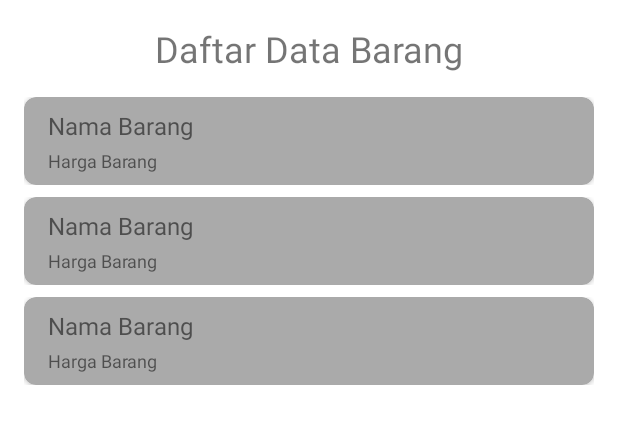
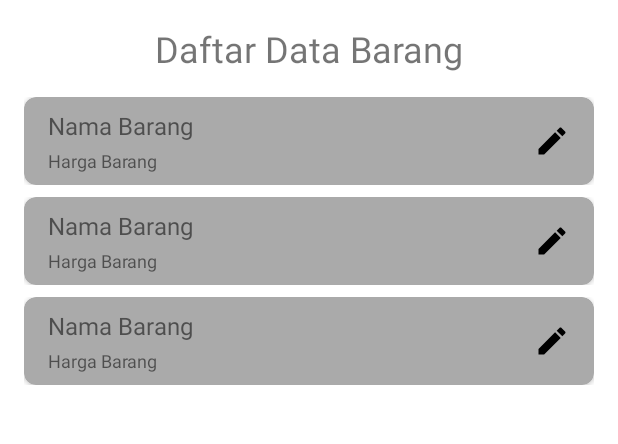
Before and after one commit to PARJAY125/Merchanide-App, an Android app: the layout activity_data_barang.xml on its own in the app's theme, with its tools: preview values and no code run, on a phone screen of 412 x 824 dp. Shown: the top 444 px of the screen. Run offline under Robolectric (Android 15) with nearby library versions, the phone set to English and light mode, and no system bars.

Commit message:
Added fitur edit "Data Barang"

```diff
--- a/MyApplication/app/src/main/java/com/example/myapplication/repository/MyRepository.kt
+++ b/MyApplication/app/src/main/java/com/example/myapplication/repository/MyRepository.kt
@@ -35,6 +35,12 @@ class MyRepository(private val outletDao: OutletDao, private val goodsDao: Goods
         }
     }
 
+    // Update a goods
+    suspend fun updateGoods(goods: Goods) {
+        withContext(Dispatchers.IO) {
+            goodsDao.update(goods)
+        }
+    }
     // Delete a goods
     suspend fun deleteGoods(goods: Goods) {
         withContext(Dispatchers.IO) {
--- a/MyApplication/app/src/main/java/com/example/myapplication/ui/ReportDetail.kt
+++ b/MyApplication/app/src/main/java/com/example/myapplication/ui/ReportDetail.kt
@@ -134,7 +134,7 @@ class ReportDetail : AppCompatActivity() {
 
         for (i in 0 until adapter.itemCount) {
             val viewHolder = RD_rv_selled_product.findViewHolderForAdapterPosition(i) as DataSoldProductAdapter.MyViewHolder
-            val editTextValue = viewHolder.itemView.findViewById<TextInputEditText>(R.id.IRGL_til_tiet_product_name)
+            val editTextValue = viewHolder.itemView.findViewById<TextInputEditText>(R.id.IRGL_tiet_product_sold)
             val value = editTextValue.text.toString().toInt()
 
             extractedValues.add(value)
--- a/MyApplication/app/src/main/java/com/example/myapplication/viewmodel/MyViewModel.kt
+++ b/MyApplication/app/src/main/java/com/example/myapplication/viewmodel/MyViewModel.kt
@@ -30,6 +30,10 @@ class MyViewModel(private val repository: MyRepository) : ViewModel() {
         repository.insertReport(report)
     }
 
+    fun updateGoods(goods: Goods) = viewModelScope.launch {
+        repository.updateGoods(goods)
+    }
+
     // Functions to delete instances of each data class
     fun deleteOutlet(outlet: Outlet) = viewModelScope.launch {
         repository.deleteOutlet(outlet)
--- /dev/null
+++ b/MyApplication/app/src/main/res/drawable/ic_edit_24.xml
@@ -0,0 +1,5 @@
+<vector android:height="24dp" android:tint="#000000"
+    android:viewportHeight="24" android:viewportWidth="24"
+    android:width="24dp" xmlns:android="http://schemas.android.com/apk/res/android">
+    <path android:fillColor="@android:color/white" android:pathData="M3,17.25V21h3.75L17.81,9.94l-3.75,-3.75L3,17.25zM20.71,7.04c0.39,-0.39 0.39,-1.02 0,-1.41l-2.34,-2.34c-0.39,-0.39 -1.02,-0.39 -1.41,0l-1.83,1.83 3.75,3.75 1.83,-1.83z"/>
+</vector>
--- a/MyApplication/app/src/main/res/layout/item_daftar_barang.xml
+++ b/MyApplication/app/src/main/res/layout/item_daftar_barang.xml
@@ -1,5 +1,6 @@
 <?xml version="1.0" encoding="utf-8"?>
 <LinearLayout xmlns:android="http://schemas.android.com/apk/res/android"
+    xmlns:tools="http://schemas.android.com/tools"
     android:layout_width="match_parent"
     android:layout_height="wrap_content"
     android:layout_marginTop="8dp"
@@ -11,29 +12,44 @@
         app:cardCornerRadius="8dp"
         android:backgroundTint="#aaa">
 
-        <LinearLayout
+        <androidx.constraintlayout.widget.ConstraintLayout
             android:layout_width="match_parent"
             android:layout_height="match_parent"
             android:paddingTop="8dp"
             android:paddingBottom="8dp"
             android:paddingLeft="16dp"
+            android:paddingRight="16dp"
             android:orientation="vertical">
 
             <TextView
                 android:id="@+id/IDB_tv_nama_barang"
                 android:layout_width="wrap_content"
                 android:layout_height="wrap_content"
+                android:text="Nama Barang"
                 android:textSize="16dp"
-                android:text="Nama Barang"/>
+                app:layout_constraintStart_toStartOf="parent"
+                app:layout_constraintTop_toTopOf="parent" />
 
             <TextView
                 android:id="@+id/IDB_tv_harga_barang"
                 android:layout_width="wrap_content"
                 android:layout_height="wrap_content"
                 android:paddingTop="4dp"
+                android:text="Harga Barang"
                 android:textSize="12dp"
-                android:text="Harga Barang"/>
-        </LinearLayout>
+                app:layout_constraintStart_toStartOf="@+id/IDB_tv_nama_barang"
+                app:layout_constraintTop_toBottomOf="@+id/IDB_tv_nama_barang" />
+
+            <ImageView
+                android:id="@+id/IDB_iv_edit"
+                android:layout_width="wrap_content"
+                android:layout_height="match_parent"
+                android:background="@drawable/ic_edit_24"
+                app:layout_constraintBottom_toBottomOf="parent"
+                app:layout_constraintEnd_toEndOf="parent"
+                app:layout_constraintTop_toTopOf="parent" />
+
+        </androidx.constraintlayout.widget.ConstraintLayout>
 
     </androidx.cardview.widget.CardView>
 
--- a/MyApplication/app/src/main/res/layout/item_report_goods_list.xml
+++ b/MyApplication/app/src/main/res/layout/item_report_goods_list.xml
@@ -4,7 +4,7 @@
     android:layout_height="wrap_content">
 
     <com.google.android.material.textfield.TextInputLayout
-        android:id="@+id/IRGL_til"
+        android:id="@+id/IRGL_til_product_name_hint"
         android:layout_width="match_parent"
         android:layout_height="wrap_content"
         android:hint="Barang 1"
@@ -12,7 +12,7 @@
 
         <!--this is the actual edit text which takes the input-->
         <com.google.android.material.textfield.TextInputEditText
-            android:id="@+id/IRGL_til_tiet_product_name"
+            android:id="@+id/IRGL_tiet_product_sold"
             android:inputType="number"
             android:layout_width="match_parent"
             android:layout_height="wrap_content" />
```
Also changed, not shown: MyApplication/app/src/main/java/com/example/myapplication/database/Goods.kt (+32 -3 lines), MyApplication/app/src/main/java/com/example/myapplication/dialog/DialogTwoInput.kt (+23 -7 lines), MyApplication/app/src/main/java/com/example/myapplication/recViewAdapter/DataBarangAdapter.kt (+6 -2 lines), MyApplication/app/src/main/java/com/example/myapplication/recViewAdapter/DataSoldProductAdapter.kt (+6 -2 lines), MyApplication/app/src/main/java/com/example/myapplication/recViewAdapter/RecyclerItemClickListener.kt (added, +33 -0 lines), MyApplication/app/src/main/java/com/example/myapplication/ui/DataBarang.kt (+17 -0 lines).
